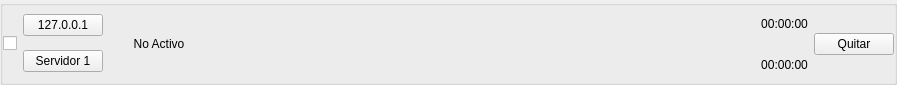
Qt form src/HostIP.ui (amolinap/NetworkMonitor) before a commit.
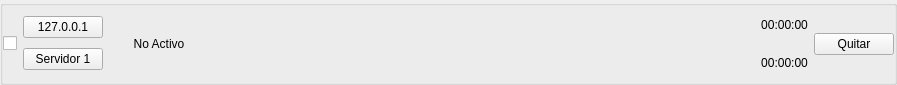
The same form after that commit.

Commit message: Se actualiza a v1.6

The edit to the form file:
```diff
--- a/src/HostIP.ui
+++ b/src/HostIP.ui
@@ -59,6 +59,9 @@
       </item>
       <item>
        <layout class="QVBoxLayout" name="verticalLayout_3">
+        <property name="spacing">
+         <number>0</number>
+        </property>
         <item>
          <widget class="QPushButton" name="btIP">
           <property name="text">
@@ -112,6 +115,9 @@
       </item>
       <item>
        <layout class="QVBoxLayout" name="verticalLayout">
+        <property name="spacing">
+         <number>0</number>
+        </property>
         <item>
          <widget class="QLabel" name="lbLastRequest">
           <property name="minimumSize">
```
The commit also changes 1 other file.
